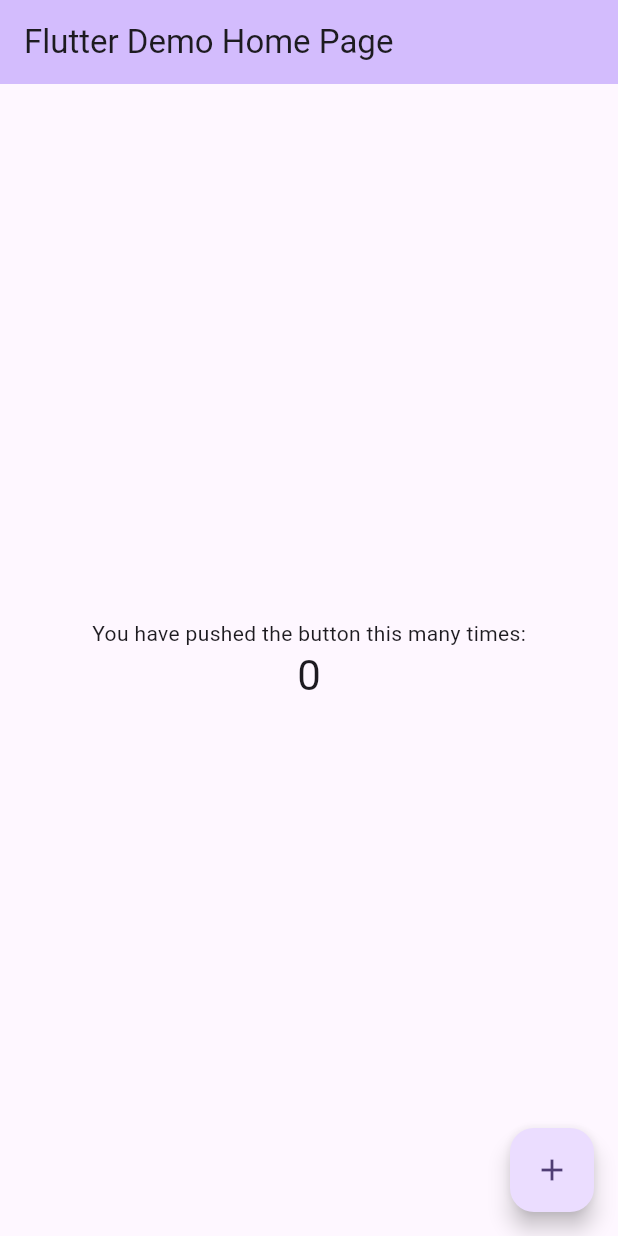
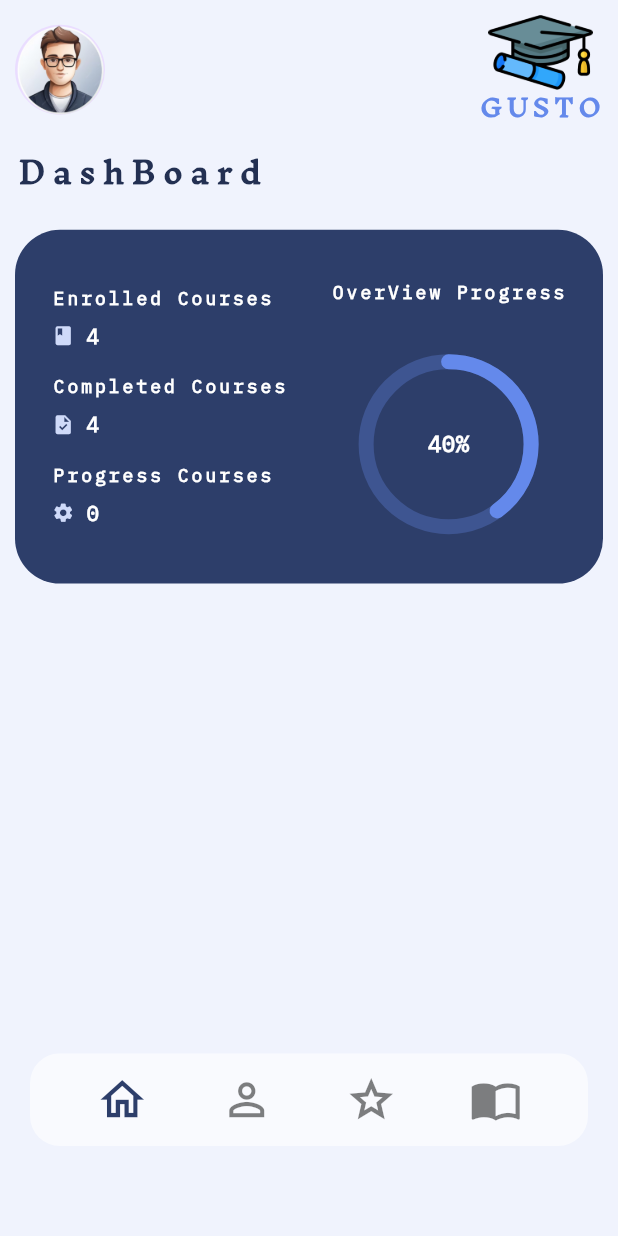
Before and after one commit to ShineWaiYanAung/AssignementHND51Assignement, a Flutter app: the screen it shows after launch, on a phone screen of 412 x 824 dp. Run offline on Flutter 3.47's test engine with Material 3 defaults, Android fonts, the phone set to English and light mode, and no system bars; drawn by our look-alikes of percent_indicator; our stand-ins replace equatable.

Commit message:
Second Launch

```diff
--- a/lib/config/ theme/theme.dart
+++ b/lib/config/ theme/theme.dart
@@ -1,6 +1,11 @@
 import 'dart:ui';
-const Color lightModeColor  = Color(0xFFFFFFFF);
+
+const Color lightModeBackGroundColor  = Color(0xFFF0F3FD);
+const Color primaryColor  = Color(0xFF6489EB);
+const Color focusColor     = Color(0xFF2D3E6A);
+const Color primaryTextColor = Color(0xFF233052);
+const Color iconTextColor     =Color(0xFF6489EB);
+const Color labelMediumTextColor = Color(0xFFFFFFFF);
+
+
 const Color darkModeColor   = Color(0xFF2F2E2E);
-const Color buttonColor     = Color(0xFF1CAEEF);
-const Color textColorInDarkMode = Color(0xFFFFFFFF);
-const Color textColorInLightMode = Color(0xFF111111);
--- a/lib/features/school_activities/domain/entites/entities.dart
+++ b/lib/features/school_activities/domain/entites/entities.dart
@@ -12,7 +12,6 @@ class Course extends Equatable {
   final String lecture2;
   final String lecture3;
   final String grades;
-
   const Course({
     required this.id,
     required this.courseName,
@@ -26,7 +25,6 @@ class Course extends Equatable {
     required this.lecture3,
     required this.grades,
   });
-
   @override
   // TODO: implement props
   List<Object?> get props => [
--- /dev/null
+++ b/lib/features/school_activities/presentation/page/SubScreenPages/dash_board_screen.dart
@@ -0,0 +1,120 @@
+import 'package:flutter/material.dart';
+import 'package:percent_indicator/percent_indicator.dart';
+import '../../widget/Componets/course_status.dart';
+import '../../widget/Componets/main_title.dart';
+import '../../widget/Componets/up_bar_widget.dart';
+
+class DashBoardScreen extends StatelessWidget {
+  const DashBoardScreen({super.key});
+
+  @override
+  Widget build(BuildContext context) {
+    return Column(
+      crossAxisAlignment: CrossAxisAlignment.start,
+      children: [
+        ///UpperWidgets
+        UpBarWidget(changesControl: true),
+
+        ///MainTitle
+        const MainTitle(title: "DashBoard"),
+
+        ///
+        buildProgressBox(context)
+      ],
+    );
+  }
+
+  Widget buildProgressBox(context) {
+    final double width = MediaQuery.of(context).size.width;
+    final double height = MediaQuery.of(context).size.height;
+    final double index = height * 0.03;
+    final double index1 = height * 0.04;
+    final double index2 = width * 0.06;
+    final double index3 = width * 0.08;
+    return Padding(
+      padding: EdgeInsets.only(top: index),
+      child: Container(
+          width: width,
+          padding: EdgeInsets.symmetric(horizontal: index2, vertical: index1),
+          decoration: BoxDecoration(
+              color: Theme.of(context).focusColor,
+              borderRadius: BorderRadius.circular(30)),
+          child: Row(
+            mainAxisAlignment: MainAxisAlignment.spaceBetween,
+            children: [
+              ///MainColumn
+              const Column(
+                crossAxisAlignment: CrossAxisAlignment.start,
+                children: [
+                  ///Enrolled Courses
+                  CourseStatus(
+                    title: "Enrolled Courses",
+                    count: 4,
+                    iconData: Icons.book,
+                  ),
+                  SizedBox(
+                    height: 15,
+                  ),
+
+                  ///Completed Courses
+                  CourseStatus(
+                    title: "Completed Courses",
+                    count: 4,
+                    iconData: Icons.task,
+                  ),
+                  SizedBox(
+                    height: 15,
+                  ),
+
+                  ///Progress Courses
+                  CourseStatus(
+                    title: "Progress Courses",
+                    count: 0,
+                    iconData: Icons.settings,
+                  ),
+                ],
+              ),
+
+              ///MainColumn
+              Column(
+                children: [
+                  const Text(
+                    "OverView Progress",
+                    style: TextStyle(
+                      fontWeight: FontWeight.bold,
+                      letterSpacing: 2,
+                      fontSize: 12,
+                      fontFamily: "SecondaryFont",
+                      color: Colors.white,
+                    ),
+                  ),
+                  SizedBox(
+                    height: index3,
+                  ),
+
+                  ///This Need to Be done
+                  CircularPercentIndicator(
+                    animation: true,
+                    animationDuration: 5000,
+                    progressColor: Theme.of(context).primaryColor,
+                    circularStrokeCap: CircularStrokeCap.round,
+                    backgroundColor:
+                        Theme.of(context).primaryColor.withOpacity(0.3),
+                    percent: 0.4,
+                    lineWidth: 10,
+                    radius: 60,
+                    center: const Text(
+                      "40%",
+                      style: TextStyle(
+                          fontFamily: "SecondaryFont",
+                          fontSize: 15,
+                          fontWeight: FontWeight.bold),
+                    ),
+                  )
+                ],
+              ),
+            ],
+          )),
+    );
+  }
+}
--- /dev/null
+++ b/lib/features/school_activities/presentation/page/SubScreenPages/grades_status.dart
@@ -0,0 +1,17 @@
+import 'package:flutter/material.dart';
+
+class GradesStatus extends StatelessWidget {
+  const GradesStatus({super.key});
+
+  @override
+  Widget build(BuildContext context) {
+    return const Center(
+        child: Text(
+            "Grades",
+            style: TextStyle(
+            color: Colors.black
+        ),
+    ),
+    );
+  }
+}
--- /dev/null
+++ b/lib/features/school_activities/presentation/page/SubScreenPages/profile_screen.dart
@@ -0,0 +1,17 @@
+import 'package:flutter/material.dart';
+
+class ProfileScreen extends StatelessWidget {
+  const ProfileScreen({super.key});
+
+  @override
+  Widget build(BuildContext context) {
+    return const Center(
+      child: Text(
+        "Profile",
+        style: TextStyle(
+            color: Colors.black
+        ),
+      ),
+    );
+  }
+}
--- /dev/null
+++ b/lib/features/school_activities/presentation/page/SubScreenPages/school_intro.dart
@@ -0,0 +1,18 @@
+
+import 'package:flutter/material.dart';
+
+class SchoolIntro extends StatelessWidget {
+  const SchoolIntro({super.key});
+
+  @override
+  Widget build(BuildContext context) {
+    return const Center(
+      child: Text(
+        "School",
+        style: TextStyle(
+            color: Colors.black
+        ),
+      ),
+    );
+  }
+}
--- /dev/null
+++ b/lib/features/school_activities/presentation/page/mainControlScreen.dart
@@ -0,0 +1,95 @@
+import 'dart:ui';
+
+import 'package:assignment_hnd51_shinewaiyanaung/features/school_activities/presentation/page/SubScreenPages/dash_board_screen.dart';
+import 'package:assignment_hnd51_shinewaiyanaung/features/school_activities/presentation/page/SubScreenPages/grades_status.dart';
+import 'package:assignment_hnd51_shinewaiyanaung/features/school_activities/presentation/page/SubScreenPages/profile_screen.dart';
+import 'package:assignment_hnd51_shinewaiyanaung/features/school_activities/presentation/page/SubScreenPages/school_intro.dart';
+import 'package:flutter/cupertino.dart';
+import 'package:flutter/foundation.dart';
+import 'package:flutter/material.dart';
+
+class MainControlScreen extends StatefulWidget {
+  MainControlScreen({super.key});
+
+  @override
+  State<MainControlScreen> createState() => _MainControlScreenState();
+}
+
+class _MainControlScreenState extends State<MainControlScreen> {
+  List<IconData> navIcon = [
+    Icons.home_outlined,
+    Icons.person_outline,
+    Icons.grade_outlined,
+    Icons.import_contacts_outlined,
+  ];
+
+  int selectedIndex = 0;
+
+  List<Widget> pages = [
+    const DashBoardScreen(),
+    const ProfileScreen(),
+    const GradesStatus(),
+    const SchoolIntro(),
+  ];
+
+  @override
+  Widget build(BuildContext context) {
+    return Scaffold(
+      backgroundColor: Theme.of(context).scaffoldBackgroundColor,
+      body: SafeArea(
+          child: Stack(
+        children: [
+          Container(
+            padding: const EdgeInsets.only(top: 10, right: 10, left: 10),
+            child: pages[selectedIndex],
+          ),
+          Positioned(
+            bottom: 60,
+            right: 20,
+            left: 20,
+            child: ClipRRect(
+              child: BackdropFilter(
+                filter: ImageFilter.blur(sigmaX: 5, sigmaY: 5),
+                child: Container(
+                  padding: const EdgeInsets.symmetric(horizontal: 20),
+                  width: MediaQuery.of(context).size.width * 1,
+                  height: MediaQuery.of(context).size.height * 0.075,
+                  decoration: BoxDecoration(
+                    color: Colors.white.withOpacity(0.6),
+                    borderRadius: BorderRadius.circular(20),
+                  ),
+                  child: Row(
+                    mainAxisAlignment: MainAxisAlignment.spaceAround,
+                    children: navIcon.map(
+                      (icon) {
+                        int index = navIcon.indexOf(icon);
+                        bool isSelected = selectedIndex == index;
+                        return Container(
+                          alignment: Alignment.center,
+                          child: IconButton(
+                              onPressed: () => setState(() {
+                                    selectedIndex = index;
+                                    if (kDebugMode) {
+                                      print(selectedIndex);
+                                    }
+                                  }),
+                              icon: Icon(
+                                icon,
+                                size: 35,
+                                color: isSelected
+                                    ? Theme.of(context).focusColor
+                                    : Colors.black.withOpacity(0.5),
+                              )),
+                        );
+                      },
+                    ).toList(),
+                  ),
+                ),
+              ),
+            ),
+          ),
+        ],
+      )),
+    );
+  }
+}
--- /dev/null
+++ b/lib/features/school_activities/presentation/widget/Componets/course_status.dart
@@ -0,0 +1,56 @@
+import 'package:flutter/material.dart';
+
+class CourseStatus extends StatelessWidget {
+  final String title;
+  final int count;
+  final IconData iconData;
+  const CourseStatus({
+    super.key,
+    required this.title,
+    required this.count,
+    required this.iconData,
+  });
+
+  @override
+  Widget build(BuildContext context) {
+    return Column(
+      crossAxisAlignment: CrossAxisAlignment.start,
+      children: [
+        Text(
+          title,
+          style: const TextStyle(
+            fontWeight: FontWeight.bold,
+            letterSpacing: 2,
+            fontSize: 12,
+            fontFamily: "SecondaryFont",
+            color: Colors.white,
+          ),
+        ),
+        const SizedBox(
+          height: 7,
+        ),
+        Row(
+          children: [
+            Icon(
+              iconData,
+              color: Color(0xFFCFDAF9),
+              size: 15,
+            ),
+            const SizedBox(
+              width: 7,
+            ),
+            Text(
+              count.toString(),
+              style: const TextStyle(
+                fontWeight: FontWeight.bold,
+                letterSpacing: 2,
+                fontFamily: "SecondaryFont",
+                color: Colors.white,
+              ),
+            )
+          ],
+        )
+      ],
+    );
+  }
+}
--- /dev/null
+++ b/lib/features/school_activities/presentation/widget/Componets/main_title.dart
@@ -0,0 +1,26 @@
+import 'package:flutter/material.dart';
+
+class MainTitle extends StatelessWidget {
+  final String title;
+  const MainTitle({
+    required this.title,
+    super.key,
+  });
+
+  @override
+  Widget build(BuildContext context) {
+    final double height= MediaQuery.of(context).size.height;
+    final double index = height * 0.02;
+    return Padding(
+      padding:  EdgeInsets.only(top: index),
+      child: Text(title,
+        style: TextStyle(
+          fontFamily: 'PrimaryFont',
+          fontSize: 20,
+          letterSpacing: 5,
+          fontWeight: FontWeight.w600,
+          color: Theme.of(context).textTheme.bodyLarge?.color,
+        ),),
+    );
+  }
+}
--- /dev/null
+++ b/lib/features/school_activities/presentation/widget/Componets/up_bar_widget.dart
@@ -0,0 +1,56 @@
+import 'package:flutter/material.dart';
+
+class UpBarWidget extends StatefulWidget {
+  bool changesControl;
+  UpBarWidget({
+    required this.changesControl,
+    super.key,
+  });
+
+  @override
+  State<UpBarWidget> createState() => _UpBarWidgetState();
+}
+
+class _UpBarWidgetState extends State<UpBarWidget> {
+  @override
+  Widget build(BuildContext context) {
+    return Row(
+      mainAxisAlignment: MainAxisAlignment.spaceBetween,
+      children: [
+        widget.changesControl
+            ? GestureDetector(
+                onTap: () {
+                  ///Drawer Function Need to be done
+                },
+                child: CircleAvatar(
+                  radius: 30,
+                  child: Image.asset("AppImages/PersonIcon/maleStudent.png"),
+                ),
+              )
+            : GestureDetector(
+                onTap: () {
+                  Navigator.of(context).pop();
+                },
+                child: Image.asset("AppImages/BackIcon/backButton.png")),
+        Column(
+          children: [
+            Image.asset(
+              "AppImages/UniversityIcon/GUSGO.png",
+              height: 50,
+            ),
+            Text(
+              "GUSTO",
+              style: TextStyle(
+                fontWeight: FontWeight.w600,
+                letterSpacing: 3,
+                fontSize: 16,
+                fontFamily: 'PrimaryFont',
+                color: Theme.of(context).textTheme.bodySmall?.color,
+              ),
+            ),
+          ],
+        ),
+      ],
+    );
+  }
+}
--- a/lib/main.dart
+++ b/lib/main.dart
@@ -1,4 +1,7 @@
 import 'package:flutter/material.dart';
+
+import 'config/ theme/theme.dart';
+import 'features/school_activities/presentation/page/mainControlScreen.dart';
 
 void main() {
   runApp(const MyApp());
@@ -13,113 +16,18 @@
     return MaterialApp(
       title: 'Flutter Demo',
       theme: ThemeData(
-        // This is the theme of your application.
-        //
-        // TRY THIS: Try running your application with "flutter run". You'll see
-        // the application has a purple toolbar. Then, without quitting the app,
-        // try changing the seedColor in the colorScheme below to Colors.green
-        // and then invoke "hot reload" (save your changes or press the "hot
-        // reload" button in a Flutter-supported IDE, or press "r" if you used
-        // the command line to start the app).
-        //
-        // Notice that the counter didn't reset back to zero; the application
-        // state is not lost during the reload. To reset the state, use hot
-        // restart instead.
-        //
-        // This works for code too, not just values: Most code changes can be
-        // tested with just a hot reload.
-        colorScheme: ColorScheme.fromSeed(seedColor: Colors.deepPurple),
+        primaryColor:  primaryColor,
+        focusColor: focusColor,
+        scaffoldBackgroundColor: lightModeBackGroundColor,
+        textTheme: const TextTheme(
+          bodyLarge: TextStyle(color: primaryTextColor),   // Primary text color
+          bodyMedium: TextStyle(color: labelMediumTextColor),
+          bodySmall: TextStyle(color: iconTextColor),// Seconda// Secondary text color
+
+         ),
         useMaterial3: true,
       ),
-      home: const MyHomePage(title: 'Flutter Demo Home Page'),
+      home:  MainControlScreen(),
     );
   }
 }
-
-class MyHomePage extends StatefulWidget {
-  const MyHomePage({super.key, required this.title});
-
-  // This widget is the home page of your application. It is stateful, meaning
-  // that it has a State object (defined below) that contains fields that affect
-  // how it looks.
-
-  // This class is the configuration for the state. It holds the values (in this
-  // case the title) provided by the parent (in this case the App widget) and
-  // used by the build method of the State. Fields in a Widget subclass are
-  // always marked "final".
-
-  final String title;
-
-  @override
-  State<MyHomePage> createState() => _MyHomePageState();
-}
-
-class _MyHomePageState extends State<MyHomePage> {
-  int _counter = 0;
-
-  void _incrementCounter() {
-    setState(() {
-      // This call to setState tells the Flutter framework that something has
-      // changed in this State, which causes it to rerun the build method below
-      // so that the display can reflect the updated values. If we changed
-      // _counter without calling setState(), then the build method would not be
-      // called again, and so nothing would appear to happen.
-      _counter++;
-    });
-  }
-
-  @override
-  Widget build(BuildContext context) {
-    // This method is rerun every time setState is called, for instance as done
-    // by the _incrementCounter method above.
-    //
-    // The Flutter framework has been optimized to make rerunning build methods
-    // fast, so that you can just rebuild anything that needs updating rather
-    // than having to individually change instances of widgets.
-    return Scaffold(
-      appBar: AppBar(
-        // TRY THIS: Try changing the color here to a specific color (to
-        // Colors.amber, perhaps?) and trigger a hot reload to see the AppBar
-        // change color while the other colors stay the same.
-        backgroundColor: Theme.of(context).colorScheme.inversePrimary,
-        // Here we take the value from the MyHomePage object that was created by
-        // the App.build method, and use it to set our appbar title.
-        title: Text(widget.title),
-      ),
-      body: Center(
-        // Center is a layout widget. It takes a single child and positions it
-        // in the middle of the parent.
-        child: Column(
-          // Column is also a layout widget. It takes a list of children and
-          // arranges them vertically. By default, it sizes itself to fit its
-          // children horizontally, and tries to be as tall as its parent.
-          //
-          // Column has various properties to control how it sizes itself and
-          // how it positions its children. Here we use mainAxisAlignment to
-          // center the children vertically; the main axis here is the vertical
-          // axis because Columns are vertical (the cross axis would be
-          // horizontal).
-          //
-          // TRY THIS: Invoke "debug painting" (choose the "Toggle Debug Paint"
-          // action in the IDE, or press "p" in the console), to see the
-          // wireframe for each widget.
-          mainAxisAlignment: MainAxisAlignment.center,
-          children: <Widget>[
-            const Text(
-              'You have pushed the button this many times:',
-            ),
-            Text(
-              '$_counter',
-              style: Theme.of(context).textTheme.headlineMedium,
-            ),
-          ],
-        ),
-      ),
-      floatingActionButton: FloatingActionButton(
-        onPressed: _incrementCounter,
-        tooltip: 'Increment',
-        child: const Icon(Icons.add),
-      ), // This trailing comma makes auto-formatting nicer for build methods.
-    );
-  }
-}
```
Also changed, not shown: pubspec.yaml (+13 -11 lines), AppImages/BackIcon/backButton.png (added), AppImages/PersonIcon/maleStudent.png (added), AppImages/UniversityIcon/GUSGO.png (added), fonts/primary_fonts/IBMPlexMono.ttf (added), fonts/primary_fonts/InknutAntiqua.ttf (added), pubspec.lock.
